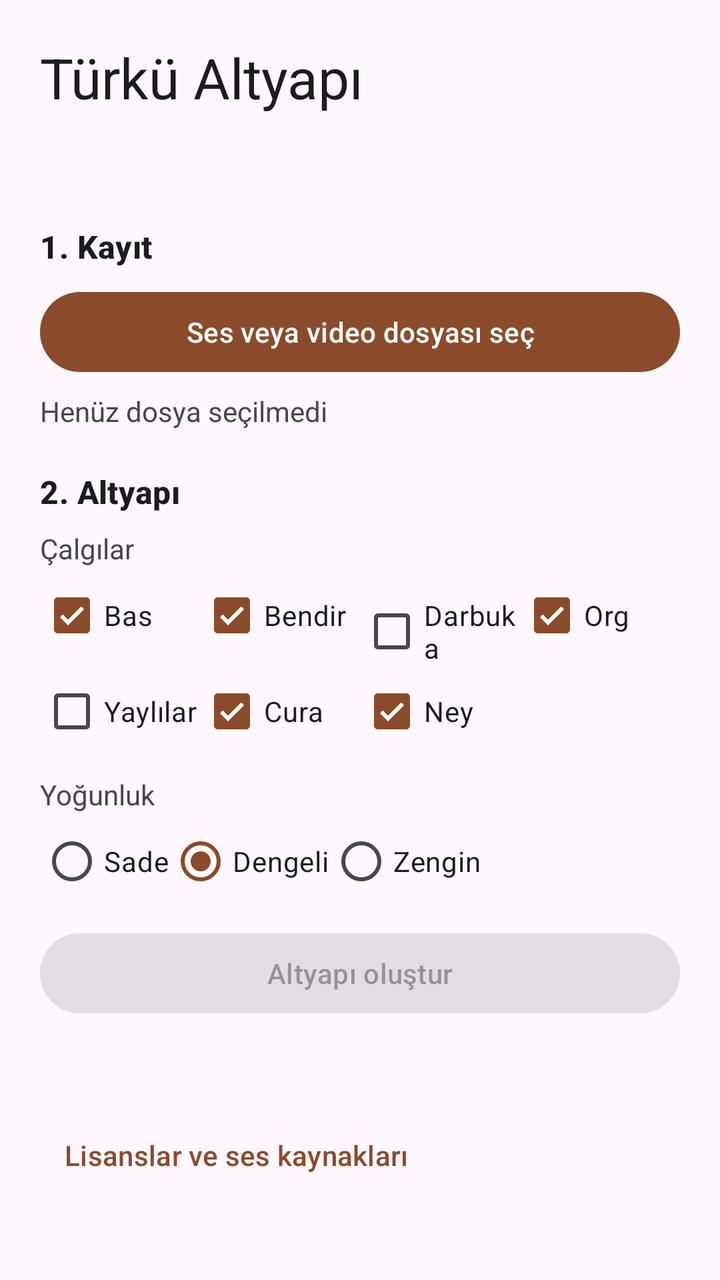
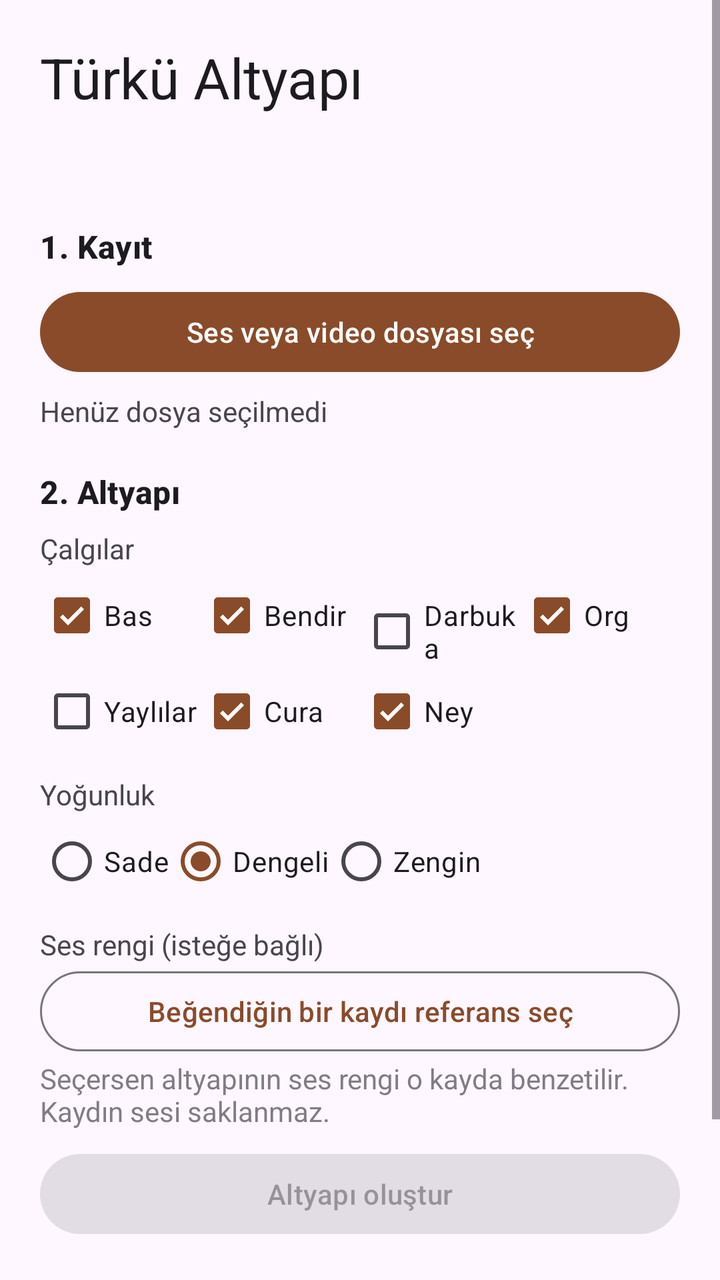

Screens rendered from an Android XML layout before and after an edit, with the pre-edit source and the edit as a unified diff.
<!-- AndroidManifest.xml: application theme Theme.TurkuAltyapi -->
<!-- res/layout/activity_main.xml -->
<?xml version="1.0" encoding="utf-8"?>
<ScrollView xmlns:android="http://schemas.android.com/apk/res/android"
    android:layout_width="match_parent"
    android:layout_height="match_parent"
    android:fillViewport="true">

    <LinearLayout
        android:id="@+id/root"
        android:layout_width="match_parent"
        android:layout_height="wrap_content"
        android:orientation="vertical"
        android:padding="20dp">

        <TextView
            android:layout_width="wrap_content"
            android:layout_height="wrap_content"
            android:text="@string/app_name"
            android:textAppearance="?attr/textAppearanceHeadlineMedium" />

        <TextView
            android:id="@+id/versionText"
            android:layout_width="wrap_content"
            android:layout_height="wrap_content"
            android:alpha="0.6"
            android:layout_marginBottom="16dp" />

        
        <TextView style="@style/Bolum" android:text="1. Kayıt" />

        <com.google.android.material.button.MaterialButton
            android:id="@+id/pickButton"
            android:layout_width="match_parent"
            android:layout_height="wrap_content"
            android:text="Ses veya video dosyası seç" />

        <TextView
            android:id="@+id/fileText"
            android:layout_width="match_parent"
            android:layout_height="wrap_content"
            android:layout_marginTop="6dp"
            android:text="Henüz dosya seçilmedi" />

        
        <TextView style="@style/Bolum" android:text="2. Altyapı" />

        <TextView android:layout_width="wrap_content" android:layout_height="wrap_content"
            android:text="Çalgılar" />
        <LinearLayout android:layout_width="match_parent" android:layout_height="wrap_content"
            android:orientation="horizontal">
            <CheckBox android:id="@+id/cbBas" android:layout_width="0dp" android:layout_weight="1"
                android:layout_height="wrap_content" android:checked="true" android:text="Bas" />
            <CheckBox android:id="@+id/cbBendir" android:layout_width="0dp" android:layout_weight="1"
                android:layout_height="wrap_content" android:checked="true" android:text="Bendir" />
            <CheckBox android:id="@+id/cbDarbuka" android:layout_width="0dp" android:layout_weight="1"
                android:layout_height="wrap_content" android:text="Darbuka" />
            <CheckBox android:id="@+id/cbOrg" android:layout_width="0dp" android:layout_weight="1"
                android:layout_height="wrap_content" android:checked="true" android:text="Org" />
        </LinearLayout>
        <LinearLayout android:layout_width="match_parent" android:layout_height="wrap_content"
            android:orientation="horizontal">
            <CheckBox android:id="@+id/cbYaylilar" android:layout_width="0dp" android:layout_weight="1"
                android:layout_height="wrap_content" android:text="Yaylılar" />
            <CheckBox android:id="@+id/cbCura" android:layout_width="0dp" android:layout_weight="1"
                android:layout_height="wrap_content" android:checked="true" android:text="Cura" />
            <CheckBox android:id="@+id/cbNey" android:layout_width="0dp" android:layout_weight="1"
                android:layout_height="wrap_content" android:checked="true" android:text="Ney" />
            <View android:layout_width="0dp" android:layout_weight="1" android:layout_height="1dp" />
        </LinearLayout>

        <TextView android:layout_width="wrap_content" android:layout_height="wrap_content"
            android:layout_marginTop="8dp" android:text="Yoğunluk" />
        <RadioGroup android:id="@+id/densityGroup" android:layout_width="match_parent"
            android:layout_height="wrap_content" android:orientation="horizontal">
            <RadioButton android:id="@+id/rbSade" android:layout_width="wrap_content"
                android:layout_height="wrap_content" android:text="Sade" />
            <RadioButton android:id="@+id/rbDengeli" android:layout_width="wrap_content"
                android:layout_height="wrap_content" android:checked="true" android:text="Dengeli" />
            <RadioButton android:id="@+id/rbZengin" android:layout_width="wrap_content"
                android:layout_height="wrap_content" android:text="Zengin" />
        </RadioGroup>

        <com.google.android.material.button.MaterialButton
            android:id="@+id/generateButton"
            android:layout_width="match_parent"
            android:layout_height="wrap_content"
            android:layout_marginTop="8dp"
            android:enabled="false"
            android:text="Altyapı oluştur" />

        <ProgressBar
            android:id="@+id/progressBar"
            style="?android:attr/progressBarStyleHorizontal"
            android:layout_width="match_parent"
            android:layout_height="wrap_content"
            android:layout_marginTop="8dp"
            android:max="100"
            android:visibility="gone" />

        <TextView
            android:id="@+id/statusText"
            android:layout_width="match_parent"
            android:layout_height="wrap_content" />

        
        <LinearLayout
            android:id="@+id/resultPanel"
            android:layout_width="match_parent"
            android:layout_height="wrap_content"
            android:orientation="vertical"
            android:visibility="gone">

            <TextView style="@style/Bolum" android:text="3. Şarkıyı böyle anladım" />

            <TextView
                android:id="@+id/summaryText"
                android:layout_width="match_parent"
                android:layout_height="wrap_content"
                android:textAppearance="?attr/textAppearanceBodyLarge" />

            <TextView android:layout_width="match_parent" android:layout_height="wrap_content"
                android:layout_marginTop="8dp" android:alpha="0.7"
                android:text="Yanlışsa düzelt, sonra 'Yeniden üret'e bas. Analiz tekrarlanmaz." />

            <LinearLayout android:layout_width="match_parent" android:layout_height="wrap_content"
                android:orientation="horizontal">
                <com.google.android.material.button.MaterialButton
                    android:id="@+id/tempoHalfButton"
                    style="@style/Widget.Material3.Button.OutlinedButton"
                    android:layout_width="0dp" android:layout_weight="1"
                    android:layout_height="wrap_content" android:text="Tempo yarıya" />
                <com.google.android.material.button.MaterialButton
                    android:id="@+id/tempoDoubleButton"
                    style="@style/Widget.Material3.Button.OutlinedButton"
                    android:layout_width="0dp" android:layout_weight="1"
                    android:layout_marginStart="8dp"
                    android:layout_height="wrap_content" android:text="Tempo iki katı" />
            </LinearLayout>

            <LinearLayout android:layout_width="match_parent" android:layout_height="wrap_content"
                android:gravity="center_vertical" android:orientation="horizontal">
                <TextView android:layout_width="110dp" android:layout_height="wrap_content"
                    android:text="Karar sesi" />
                <Spinner android:id="@+id/tonicSpinner" android:layout_width="0dp"
                    android:layout_weight="1" android:layout_height="48dp" />
            </LinearLayout>

            <LinearLayout android:layout_width="match_parent" android:layout_height="wrap_content"
                android:gravity="center_vertical" android:orientation="horizontal">
                <TextView android:layout_width="110dp" android:layout_height="wrap_content"
                    android:text="Ölçü" />
                <Spinner android:id="@+id/meterSpinner" android:layout_width="0dp"
                    android:layout_weight="1" android:layout_height="48dp" />
            </LinearLayout>

            <com.google.android.material.button.MaterialButton
                android:id="@+id/regenButton"
                android:layout_width="match_parent"
                android:layout_height="wrap_content"
                android:text="Yeniden üret (başka versiyon)" />

            <com.google.android.material.button.MaterialButton
                android:id="@+id/abButton"
                style="@style/Widget.Material3.Button.OutlinedButton"
                android:layout_width="match_parent"
                android:layout_height="wrap_content"
                android:text="A / B karşılaştır" />

            <LinearLayout
                android:id="@+id/abPanel"
                android:layout_width="match_parent"
                android:layout_height="wrap_content"
                android:orientation="vertical"
                android:padding="12dp"
                android:visibility="gone">

                <TextView
                    android:id="@+id/abLabel"
                    android:layout_width="match_parent"
                    android:layout_height="wrap_content"
                    android:textAppearance="?attr/textAppearanceBodyLarge" />

                <TextView
                    android:id="@+id/abNowText"
                    android:layout_width="match_parent"
                    android:layout_height="wrap_content"
                    android:layout_marginTop="8dp"
                    android:gravity="center"
                    android:textAppearance="?attr/textAppearanceTitleLarge"
                    android:textStyle="bold" />

                <LinearLayout android:layout_width="match_parent" android:layout_height="wrap_content"
                    android:orientation="horizontal">
                    <com.google.android.material.button.MaterialButton
                        android:id="@+id/listenAButton"
                        android:layout_width="0dp" android:layout_weight="1"
                        android:layout_height="wrap_content" android:text="A'yı dinle" />
                    <com.google.android.material.button.MaterialButton
                        android:id="@+id/listenBButton"
                        style="@style/Widget.Material3.Button.OutlinedButton"
                        android:layout_width="0dp" android:layout_weight="1"
                        android:layout_marginStart="8dp"
                        android:layout_height="wrap_content" android:text="B'yi dinle" />
                </LinearLayout>

                <LinearLayout android:layout_width="match_parent" android:layout_height="wrap_content"
                    android:orientation="horizontal">
                    <com.google.android.material.button.MaterialButton
                        android:id="@+id/keepAButton"
                        style="@style/Widget.Material3.Button.TextButton"
                        android:layout_width="0dp" android:layout_weight="1"
                        android:layout_height="wrap_content" android:text="A kalsın" />
                    <com.google.android.material.button.MaterialButton
                        android:id="@+id/chooseBButton"
                        style="@style/Widget.Material3.Button.TextButton"
                        android:layout_width="0dp" android:layout_weight="1"
                        android:layout_height="wrap_content" android:text="B'yi seç" />
                </LinearLayout>
            </LinearLayout>

            
            <TextView style="@style/Bolum" android:text="4. Dinle ve ayarla" />

            <LinearLayout
                android:id="@+id/mixerPanel"
                android:layout_width="match_parent"
                android:layout_height="wrap_content"
                android:orientation="vertical" />

            <SeekBar
                android:id="@+id/positionBar"
                android:layout_width="match_parent"
                android:layout_height="wrap_content"
                android:layout_marginTop="12dp"
                android:max="1000" />

            <TextView
                android:id="@+id/timeText"
                android:layout_width="match_parent"
                android:layout_height="wrap_content"
                android:gravity="end"
                android:text="0:00 / 0:00" />

            <LinearLayout android:layout_width="match_parent" android:layout_height="wrap_content"
                android:orientation="horizontal">
                <com.google.android.material.button.MaterialButton
                    android:id="@+id/playButton"
                    android:layout_width="0dp" android:layout_weight="1"
                    android:layout_height="wrap_content" android:text="Çal" />
                <com.google.android.material.button.MaterialButton
                    android:id="@+id/stopButton"
                    style="@style/Widget.Material3.Button.OutlinedButton"
                    android:layout_width="0dp" android:layout_weight="1"
                    android:layout_marginStart="8dp"
                    android:layout_height="wrap_content" android:text="Başa dön" />
            </LinearLayout>

            <com.google.android.material.button.MaterialButton
                android:id="@+id/exportButton"
                android:layout_width="match_parent"
                android:layout_height="wrap_content"
                android:layout_marginTop="8dp"
                android:text="WAV olarak kaydet" />
        </LinearLayout>

        <com.google.android.material.button.MaterialButton
            android:id="@+id/licenseButton"
            style="@style/Widget.Material3.Button.TextButton"
            android:layout_width="wrap_content"
            android:layout_height="wrap_content"
            android:layout_marginTop="24dp"
            android:text="Lisanslar ve ses kaynakları" />
    </LinearLayout>
</ScrollView>
<!-- resources referenced by this layout -->
<resources>
  <string name="app_name">Türkü Altyapı</string>
  <style name="Bolum">
          <item name="android:layout_width">match_parent</item>
          <item name="android:layout_height">wrap_content</item>
          <item name="android:layout_marginTop">20dp</item>
          <item name="android:layout_marginBottom">8dp</item>
          <item name="android:textAppearance">?attr/textAppearanceTitleMedium</item>
          <item name="android:textStyle">bold</item>
      </style>
  <style name="Theme.TurkuAltyapi" parent="Theme.Material3.DayNight.NoActionBar">
          <item name="colorPrimary">#8A4B2A</item>
          <item name="colorSecondary">#2E6B5E</item>
      </style>
</resources>

<!-- the commit's change to res/layout/activity_main.xml (unified diff, before → after) -->
@@ -79,6 +79,31 @@
                 android:layout_height="wrap_content" android:text="Zengin" />
         </RadioGroup>
 
+        <TextView android:layout_width="wrap_content" android:layout_height="wrap_content"
+            android:layout_marginTop="8dp" android:text="Ses rengi (isteğe bağlı)" />
+        <LinearLayout android:layout_width="match_parent" android:layout_height="wrap_content"
+            android:gravity="center_vertical" android:orientation="horizontal">
+            <com.google.android.material.button.MaterialButton
+                android:id="@+id/refButton"
+                style="@style/Widget.Material3.Button.OutlinedButton"
+                android:layout_width="0dp" android:layout_weight="1"
+                android:layout_height="wrap_content"
+                android:text="Beğendiğin bir kaydı referans seç" />
+            <com.google.android.material.button.MaterialButton
+                android:id="@+id/refClearButton"
+                style="@style/Widget.Material3.Button.TextButton"
+                android:layout_width="wrap_content"
+                android:layout_height="wrap_content"
+                android:text="Kaldır"
+                android:visibility="gone" />
+        </LinearLayout>
+        <TextView
+            android:id="@+id/refText"
+            android:layout_width="match_parent"
+            android:layout_height="wrap_content"
+            android:alpha="0.7"
+            android:text="Seçersen altyapının ses rengi o kayda benzetilir. Kaydın sesi saklanmaz." />
+
         <com.google.android.material.button.MaterialButton
             android:id="@+id/generateButton"
             android:layout_width="match_parent"
